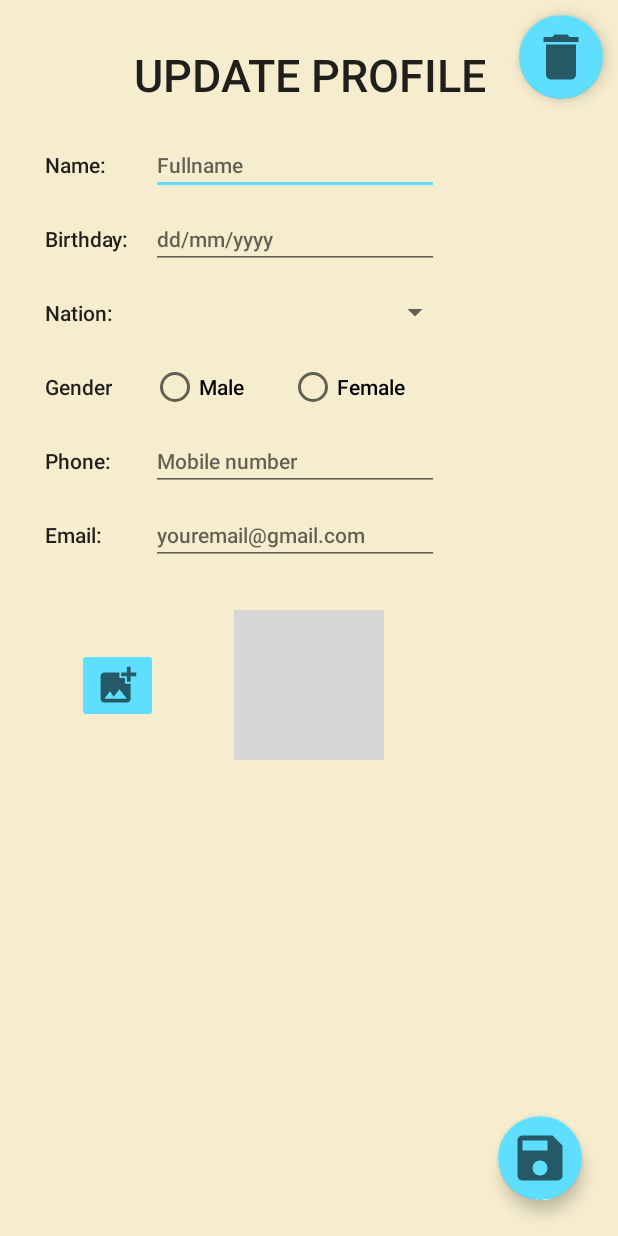
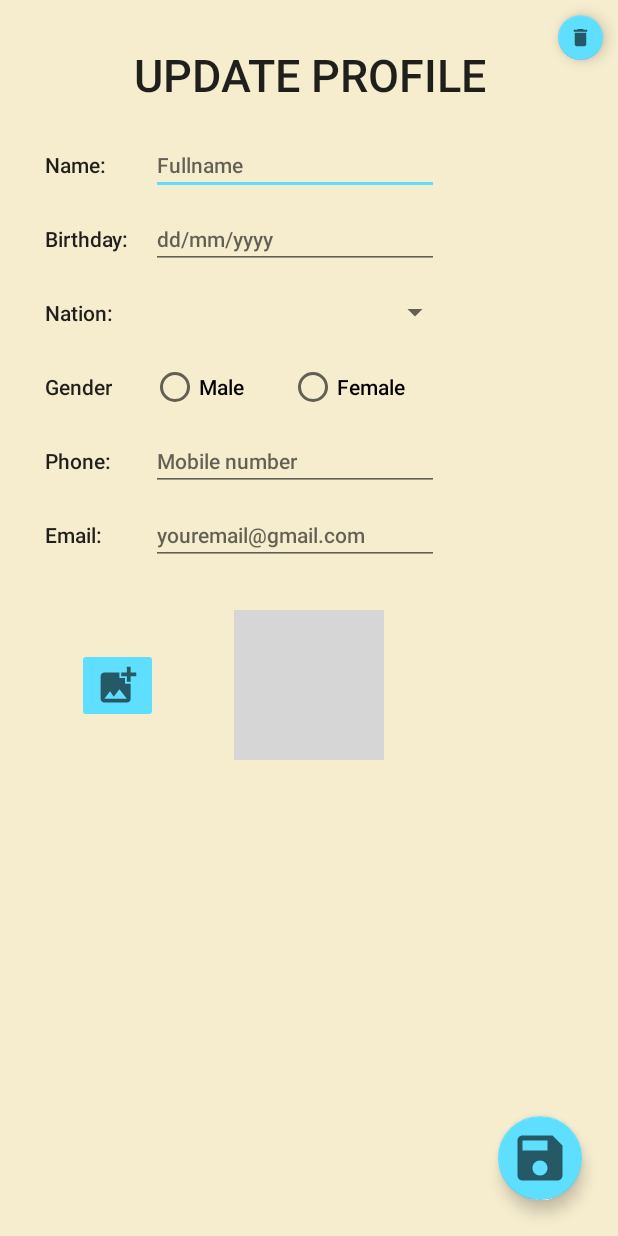
Before and after one commit to nhienvtq/BoundSuit, an Android app: the layout fragment_update_profile.xml on its own in the app's theme, with its tools: preview values and no code run, on a phone screen of 412 x 824 dp. Run offline under Robolectric (Android 15) with nearby library versions, the phone set to English and light mode, and no system bars; grey boxes are pictures that could not be loaded.

Commit message:
profile delete feature

```diff
--- a/app/src/main/java/iKi/com/profileData/ProfileViewModel.kt
+++ b/app/src/main/java/iKi/com/profileData/ProfileViewModel.kt
@@ -1,6 +1,9 @@
 package iKi.com.profileData
 
+import android.app.AlertDialog
 import android.app.Application
+import android.widget.Toast
+import androidx.core.content.ContentProviderCompat.requireContext
 import androidx.lifecycle.*
 import kotlinx.coroutines.Dispatchers
 import kotlinx.coroutines.launch
--- a/app/src/main/res/layout/fragment_update_profile.xml
+++ b/app/src/main/res/layout/fragment_update_profile.xml
@@ -58,16 +58,18 @@
 
         <com.google.android.material.floatingactionbutton.FloatingActionButton
             android:id="@+id/floatingDelSingleButton"
-            android:layout_width="wrap_content"
-            android:layout_height="wrap_content"
+            android:layout_width="30dp"
+            android:layout_height="30dp"
             android:layout_marginTop="10dp"
             android:layout_marginEnd="10dp"
             android:clickable="true"
             android:focusable="true"
             android:src="@drawable/ic_baseline_delete_24"
+            app:fabCustomSize="30dp"
+            app:fabSize="normal"
             app:layout_constraintEnd_toEndOf="parent"
             app:layout_constraintTop_toTopOf="parent"
-            app:maxImageSize="40sp" />
+            app:maxImageSize="15sp" />
 
         <TextView
         android:id="@+id/nameLabel"
```
Also changed, not shown: app/src/main/java/iKi/com/PagerFragments/ProfileFragment.kt (+21 -7 lines), app/src/main/java/iKi/com/UpdateProfileFragment.kt (+16 -0 lines).
